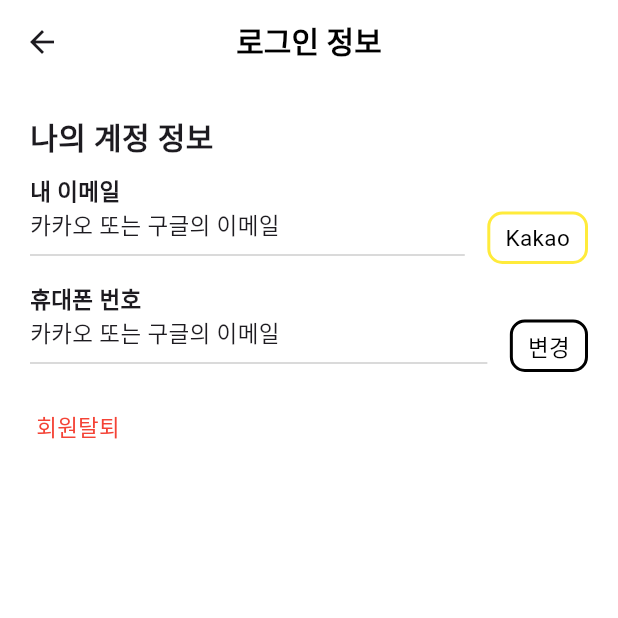
After one commit to 2024-Saphy/App, a Flutter app: the SettingPage screen opened directly, after a tap on "로그인 정보", on a phone screen of 412 x 824 dp, the top half of it. The commit adds this screen. Run offline on Flutter 3.47's test engine with Material 3 defaults, Android fonts, the phone set to English and light mode, and no system bars; our stand-ins replace cached_network_image, dio, firebase_auth, firebase_core, flutter_dotenv, flutter_secure_storage and 3 more; missing offline and left inert: kakao_flutter_sdk_common, kakao_flutter_sdk_user, remedi_kopo; accounts and stored records are empty; network calls fail; Roboto replaces fonts that are missing (Pretendard); project files that could hold a hidden picture were left out.

Commit message:
SAPHY-137 Feat : 프로필 수정, 로그인 정보 수정 페이지 UI 구현

```diff
--- a/lib/main.dart
+++ b/lib/main.dart
@@ -21,7 +21,7 @@ void main() async {
   KakaoSdk.init(
     nativeAppKey: kakaoNativeAppKey,
   );
-  runApp(const MyApp());
+  runApp(const ScreenController());
 }
 
 class MyApp extends StatelessWidget {
--- a/lib/screens/mypage/setting.dart
+++ b/lib/screens/mypage/setting.dart
@@ -1,4 +1,7 @@
+import 'package:flutter/cupertino.dart';
 import 'package:flutter/material.dart';
+import 'package:saphy/screens/mypage/setting_page/login_info.dart';
+import '../../widgets/setting_menu.dart';
 
 class SettingPage extends StatefulWidget {
   const SettingPage({super.key});
@@ -10,6 +13,90 @@ class SettingPage extends StatefulWidget {
 class _SettingPageState extends State<SettingPage> {
   @override
   Widget build(BuildContext context) {
-    return const Placeholder();
+    return Scaffold(
+      backgroundColor: Colors.white,
+      appBar: AppBar(
+        title: const Text("설정", style: TextStyle(color: Colors.black, fontWeight: FontWeight.bold, fontSize: 20,fontFamily: "Pretendard")),
+        backgroundColor: Colors.white,
+        centerTitle: true,
+      ),
+      body: SingleChildScrollView(
+        physics: BouncingScrollPhysics(),
+        padding: EdgeInsets.all(20.0),
+        child: Column(
+          crossAxisAlignment: CrossAxisAlignment.start,
+          children: [
+            Text(
+              "일반",
+              style: TextStyle(fontSize: 20, fontWeight: FontWeight.bold),
+            ),
+            SizedBox(
+              height: 10,
+            ),
+            SettingMenu(
+              title: "로그인 정보",
+              icon: Icons.info_outline,
+              onTap: (){
+                Navigator.of(context).push(
+                    CupertinoPageRoute(
+                        builder: (context) => const LoginInfo()
+                    )
+                );
+              },
+            ),
+            SettingMenu(
+              title: "주소록",
+              icon: Icons.list_alt,
+              onTap: null,
+            ),
+            SettingMenu(
+              title: "결제 정보",
+              icon: Icons.credit_card,
+              onTap: null,
+            ),
+            SettingMenu(
+              title: "판매 정산 계좌",
+              icon: Icons.monetization_on_outlined,
+              onTap: null,
+            ),
+            SettingMenu(
+              title: "현금영수증 정보",
+              icon: Icons.receipt_long,
+              onTap: null,
+            ),
+            SettingMenu(
+              title: "알림",
+              icon: Icons.notifications_none,
+              onTap: null,
+            ),
+            SizedBox(
+              height: 20,
+            ),
+            Text(
+              "정보",
+              style: TextStyle(fontSize: 20, fontWeight: FontWeight.bold),
+            ),
+            SizedBox(
+              height: 10,
+            ),
+            SettingMenu(
+              title: "이용약관",
+              icon: Icons.list_alt_sharp,
+              onTap: null,
+            ),
+            SettingMenu(
+              title: "개인정보처리방침",
+              icon: Icons.security,
+              onTap: null,
+            ),
+            SettingMenu(
+              title: "오픈소스 라이선스",
+              icon: Icons.code_rounded,
+              onTap: null,
+            ),
+          ],
+        ),
+      ),
+    );
   }
 }
--- /dev/null
+++ b/lib/screens/mypage/setting_page/login_info.dart
@@ -0,0 +1,175 @@
+import 'package:flutter/material.dart';
+
+class LoginInfo extends StatefulWidget {
+  const LoginInfo({super.key});
+
+  @override
+  State<LoginInfo> createState() => _LoginInfoState();
+}
+
+class _LoginInfoState extends State<LoginInfo> {
+  @override
+  Widget build(BuildContext context) {
+    return Scaffold(
+      backgroundColor: Colors.white,
+      appBar: AppBar(
+        backgroundColor: Colors.white,
+        title: const Text(
+          "로그인 정보",
+          style: TextStyle(
+            color: Colors.black,
+            fontWeight: FontWeight.bold,
+            fontSize: 20,
+            fontFamily: "Pretendard",
+          ),
+        ),
+        centerTitle: true,
+      ),
+      body: Padding(
+        padding: const EdgeInsets.all(20.0),
+        child: Column(
+          crossAxisAlignment: CrossAxisAlignment.start,
+          mainAxisAlignment: MainAxisAlignment.start,
+          children: [
+            const Text(
+              "나의 계정 정보",
+              style: TextStyle(
+                fontSize: 20,
+                fontWeight: FontWeight.bold,
+              ),
+            ),
+            const SizedBox(
+              height: 10,
+            ),
+            const Text(
+              "내 이메일",
+              style: TextStyle(
+                fontSize: 15,
+                fontWeight: FontWeight.bold,
+              ),
+            ),
+            Row(
+              mainAxisAlignment: MainAxisAlignment.spaceBetween,
+              children: [
+                const Expanded(
+                  child: Column(
+                    crossAxisAlignment: CrossAxisAlignment.start,
+                    children: [
+                      Text(
+                        "카카오 또는 구글의 이메일",
+                        style: TextStyle(
+                          fontSize: 15,
+                          fontWeight: FontWeight.normal,
+                        ),
+                      ),
+                      Divider(
+                        color: Colors.grey,
+                        thickness: 0.5,
+                      ),
+                    ],
+                  ),
+                ),
+                const SizedBox(
+                  width: 15,
+                ),
+                Container(
+                  padding: const EdgeInsets.only(
+                    left: 10,
+                    right: 10,
+                    top: 5,
+                    bottom: 5,
+                  ),
+                  decoration: const BoxDecoration(
+                    border: Border.fromBorderSide(BorderSide(
+                      color: Colors.yellow,
+                      width: 2,
+                    )),
+                    borderRadius: BorderRadius.all(Radius.circular(10)),
+                  ),
+                  child: const Text(
+                    "Kakao",
+                    style: TextStyle(
+                      color: Colors.black,
+                      fontSize: 15,
+                    ),
+                  ),
+                )
+              ],
+            ),
+            const SizedBox(
+              height: 10,
+            ),
+            const Text(
+              "휴대폰 번호",
+              style: TextStyle(
+                fontSize: 15,
+                fontWeight: FontWeight.bold,
+              ),
+            ),
+            Row(
+              mainAxisAlignment: MainAxisAlignment.spaceBetween,
+              children: [
+                const Expanded(
+                  child: Column(
+                    crossAxisAlignment: CrossAxisAlignment.start,
+                    children: [
+                      Text(
+                        "카카오 또는 구글의 이메일",
+                        style: TextStyle(
+                          fontSize: 15,
+                          fontWeight: FontWeight.normal,
+                        ),
+                      ),
+                      Divider(
+                        color: Colors.grey,
+                        thickness: 0.5,
+                      ),
+                    ],
+                  ),
+                ),
+                const SizedBox(
+                  width: 15,
+                ),
+                Container(
+                  padding: const EdgeInsets.only(
+                    left: 10,
+                    right: 10,
+                    top: 5,
+                    bottom: 5,
+                  ),
+                  decoration: const BoxDecoration(
+                    border: Border.fromBorderSide(BorderSide(
+                      color: Colors.black,
+                      width: 2,
+                    )),
+                    borderRadius: BorderRadius.all(Radius.circular(10)),
+                  ),
+                  child: const Text(
+                    "변경",
+                    style: TextStyle(
+                      color: Colors.black,
+                      fontSize: 15,
+                    ),
+                  ),
+                )
+              ],
+            ),
+            const SizedBox(
+              height: 10,
+            ),
+            TextButton(
+              style: TextButton.styleFrom(
+                foregroundColor: Colors.red,
+                padding: const EdgeInsets.all(0),
+              ),
+              onPressed: (){
+
+              },
+              child: const Text("회원탈퇴", style: TextStyle(color: Colors.red, fontSize: 15)),
+            )
+          ],
+        ),
+      ),
+    );
+  }
+}
--- /dev/null
+++ b/lib/widgets/setting_menu.dart
@@ -0,0 +1,49 @@
+import 'package:flutter/material.dart';
+
+class SettingMenu extends StatefulWidget {
+  const SettingMenu({super.key,required this.title,required this.icon,this.onTap});
+
+  final String title;
+  final IconData icon;
+  final Function? onTap;
+
+  @override
+  State<SettingMenu> createState() => _SettingMenuState();
+}
+
+class _SettingMenuState extends State<SettingMenu> {
+  @override
+  Widget build(BuildContext context) {
+    return InkWell(
+      onTap: () {
+        widget.onTap!();
+      },
+      overlayColor: WidgetStateProperty.all(Colors.transparent),
+      child: Container(
+        padding: const EdgeInsets.only(bottom: 12,top: 12),
+        decoration: const BoxDecoration(
+          border: Border(
+            bottom: BorderSide(
+              color: Colors.grey,
+              width: 0.5,
+            ),
+          ),
+        ),
+        child: Row(
+          mainAxisAlignment: MainAxisAlignment.spaceBetween,
+          children: [
+            Text(
+              widget.title,
+              style: const TextStyle(
+                fontSize: 15,
+                fontFamily: "Pretendard",
+                fontWeight: FontWeight.w500,
+              ),
+            ),
+            Icon(widget.icon,size: 25,),
+          ],
+        ),
+      ),
+    );
+  }
+}
```
Also changed, not shown: lib/screens/mypage/edit_profile.dart (added, +231 -0 lines), lib/screens/mypage/mypage.dart (+14 -5 lines).
